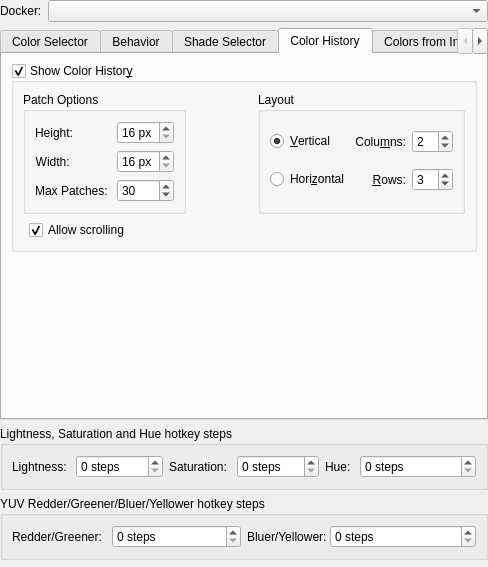
First picture: the form in plugins/dockers/advancedcolorselector/wdg_color_selector_settings.ui, repository KDE/krita, before the edit.
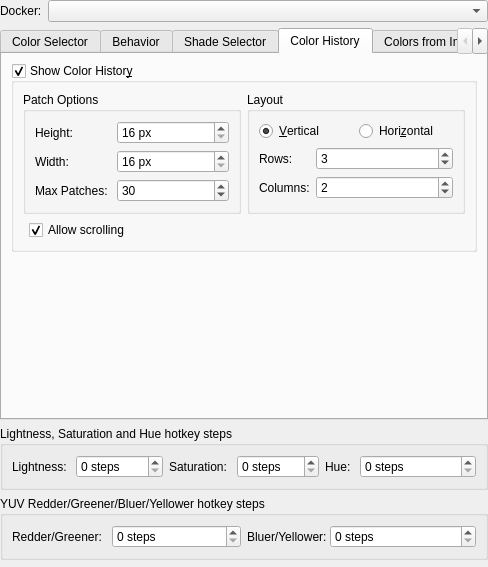
Second picture: the form after the edit. The open tabs and pages were chosen to show the change. Custom widgets are drawn as their Qt base class.

Commit message:
Color Selector Settings: apply the Colors from Image layout to Color History
Part-of: <https://invent.kde.org/graphics/krita/-/merge_requests/1744>

The edit to the form file:
```diff
--- a/plugins/dockers/advancedcolorselector/wdg_color_selector_settings.ui
+++ b/plugins/dockers/advancedcolorselector/wdg_color_selector_settings.ui
@@ -721,10 +721,39 @@
           <bool>true</bool>
          </property>
          <layout class="QFormLayout" name="formLayout_6">
+          <item row="1" column="1">
+           <widget class="QCheckBox" name="lastUsedColorsAllowScrolling">
+            <property name="text">
+             <string>Allow scrolling</string>
+            </property>
+            <property name="checked">
+             <bool>true</bool>
+            </property>
+           </widget>
+          </item>
           <item row="0" column="0" colspan="2">
-           <layout class="QHBoxLayout" name="horizontalLayout_7">
+           <widget class="QWidget" name="widget_12" native="true">
+            <layout class="QHBoxLayout" name="horizontalLayout_6">
+             <property name="leftMargin">
+              <number>0</number>
+             </property>
+             <property name="topMargin">
+              <number>0</number>
+             </property>
+             <property name="rightMargin">
+              <number>0</number>
+             </property>
+             <property name="bottomMargin">
+              <number>0</number>
+             </property>
             <item>
              <widget class="QGroupBox" name="groupBox">
+               <property name="sizePolicy">
+                <sizepolicy hsizetype="MinimumExpanding" vsizetype="Preferred">
+                 <horstretch>0</horstretch>
+                 <verstretch>0</verstretch>
+                </sizepolicy>
+               </property>
               <property name="title">
                <string>Patch Options</string>
               </property>
@@ -734,9 +763,6 @@
                  <property name="text">
                   <string>Height:</string>
                  </property>
-                 <property name="alignment">
-                  <set>Qt::AlignRight|Qt::AlignTrailing|Qt::AlignVCenter</set>
-                 </property>
                 </widget>
                </item>
                <item row="0" column="1">
@@ -757,9 +783,6 @@
                  <property name="text">
                   <string>Width: </string>
                  </property>
-                 <property name="alignment">
-                  <set>Qt::AlignRight|Qt::AlignTrailing|Qt::AlignVCenter</set>
-                 </property>
                 </widget>
                </item>
                <item row="1" column="1">
@@ -777,9 +800,6 @@
                  <property name="text">
                   <string>Max Patches: </string>
                  </property>
-                 <property name="alignment">
-                  <set>Qt::AlignRight|Qt::AlignTrailing|Qt::AlignVCenter</set>
-                 </property>
                 </widget>
                </item>
                <item row="2" column="1">
@@ -795,26 +815,34 @@
               </layout>
              </widget>
             </item>
-            <item>
-             <spacer name="horizontalSpacer_6">
-              <property name="orientation">
-               <enum>Qt::Horizontal</enum>
-              </property>
-              <property name="sizeHint" stdset="0">
-               <size>
-                <width>40</width>
-                <height>0</height>
-               </size>
-              </property>
-             </spacer>
-            </item>
             <item>
              <widget class="QGroupBox" name="groupBox_2">
+               <property name="sizePolicy">
+                <sizepolicy hsizetype="MinimumExpanding" vsizetype="Preferred">
+                 <horstretch>0</horstretch>
+                 <verstretch>0</verstretch>
+                </sizepolicy>
+               </property>
               <property name="title">
                <string>Layout</string>
               </property>
-              <layout class="QGridLayout" name="gridLayout">
-               <item row="0" column="0">
+               <layout class="QFormLayout" name="formLayout_5">
+                <item row="0" column="0" colspan="2">
+                 <widget class="QWidget" name="widget" native="true">
+                  <layout class="QHBoxLayout" name="horizontalLayout_11">
+                   <property name="leftMargin">
+                    <number>0</number>
+                   </property>
+                   <property name="topMargin">
+                    <number>0</number>
+                   </property>
+                   <property name="rightMargin">
+                    <number>0</number>
+                   </property>
+                   <property name="bottomMargin">
+                    <number>0</number>
+                   </property>
+                   <item>
                 <widget class="QRadioButton" name="lastUsedColorsAlignVertical">
                  <property name="text">
                   <string>&amp;Vertical</string>
@@ -824,53 +852,24 @@
                  </property>
                 </widget>
                </item>
-               <item row="0" column="2">
-                <widget class="KisIntParseSpinBox" name="lastUsedColorsNumCols">
-                 <property name="minimum">
-                  <number>1</number>
-                 </property>
-                 <property name="maximum">
-                  <number>20</number>
-                 </property>
-                 <property name="value">
-                  <number>2</number>
-                 </property>
-                </widget>
-               </item>
-               <item row="0" column="1">
-                <widget class="QLabel" name="lbl_lastUsedNumCols">
-                 <property name="text">
-                  <string>Colu&amp;mns:</string>
-                 </property>
-                 <property name="alignment">
-                  <set>Qt::AlignRight|Qt::AlignTrailing|Qt::AlignVCenter</set>
-                 </property>
-                 <property name="buddy">
-                  <cstring>lastUsedColorsNumCols</cstring>
-                 </property>
-                </widget>
-               </item>
-               <item row="1" column="0">
+                   <item>
                 <widget class="QRadioButton" name="lastUsedColorsAlignHorizontal">
                  <property name="text">
                   <string>Hori&amp;zontal</string>
                  </property>
                 </widget>
                </item>
-               <item row="1" column="1">
+                  </layout>
+                 </widget>
+                </item>
+                <item row="1" column="0">
                 <widget class="QLabel" name="lbl_lastUsedNumRows">
                  <property name="text">
-                  <string>&amp;Rows:</string>
-                 </property>
-                 <property name="alignment">
-                  <set>Qt::AlignRight|Qt::AlignTrailing|Qt::AlignVCenter</set>
-                 </property>
-                 <property name="buddy">
-                  <cstring>lastUsedColorsNumRows</cstring>
+                   <string>Rows:</string>
                  </property>
                 </widget>
                </item>
-               <item row="1" column="2">
+                <item row="1" column="1">
                 <widget class="KisIntParseSpinBox" name="lastUsedColorsNumRows">
                  <property name="minimum">
                   <number>1</number>
@@ -883,38 +882,40 @@
                  </property>
                 </widget>
                </item>
-              </layout>
-             </widget>
-            </item>
-           </layout>
-          </item>
-          <item row="1" column="1">
-           <widget class="QCheckBox" name="lastUsedColorsAllowScrolling">
+                <item row="2" column="0">
+                 <widget class="QLabel" name="lbl_lastUsedNumCols">
             <property name="text">
-             <string>Allow scrolling</string>
-            </property>
-            <property name="checked">
-             <bool>true</bool>
-            </property>
+                   <string>Columns:</string>
+                  </property>
+                 </widget>
+                </item>
+                <item row="2" column="1">
+                 <widget class="KisIntParseSpinBox" name="lastUsedColorsNumCols">
+                  <property name="minimum">
+                   <number>1</number>
+                  </property>
+                  <property name="maximum">
+                   <number>20</number>
+                  </property>
+                  <property name="value">
+                   <number>2</number>
+                  </property>
            </widget>
           </item>
          </layout>
         </widget>
        </item>
-       <item row="1" column="1">
+            </layout>
+           </widget>
+          </item>
+         </layout>
+        </widget>
+       </item>
+       <item row="1" column="0" colspan="2">
         <spacer name="verticalSpacer_6">
          <property name="orientation">
           <enum>Qt::Vertical</enum>
          </property>
-         <property name="sizeType">
-          <enum>QSizePolicy::MinimumExpanding</enum>
-         </property>
-         <property name="sizeHint" stdset="0">
-          <size>
-           <width>20</width>
-           <height>5</height>
-          </size>
-         </property>
         </spacer>
        </item>
       </layout>
```
Lines whose indentation alone changed are shown as unchanged.
